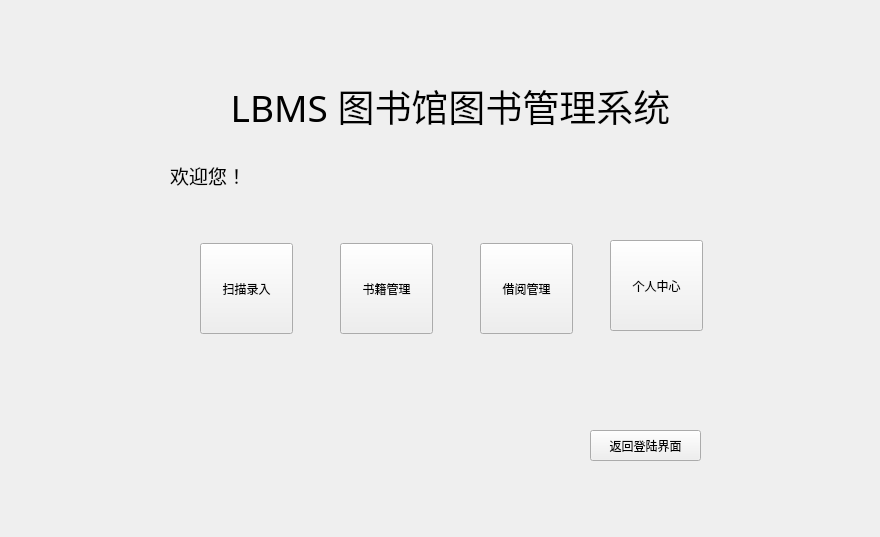
Before: the Qt Designer form LBMS/adminitor_con.ui in Foldblade/LBMS-CPP, drawn with Qt 5.
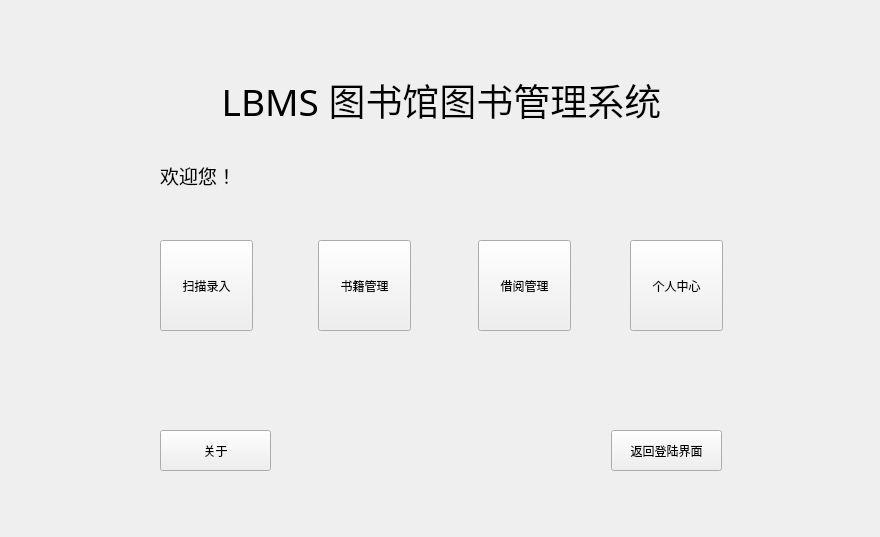
After: the same form once the commit is applied.

Patch:
```diff
--- a/LBMS/adminitor_con.ui
+++ b/LBMS/adminitor_con.ui
@@ -16,10 +16,10 @@
   <widget class="QLabel" name="label">
    <property name="geometry">
     <rect>
-     <x>140</x>
+     <x>160</x>
      <y>70</y>
-     <width>621</width>
-     <height>71</height>
+     <width>563</width>
+     <height>60</height>
     </rect>
    </property>
    <property name="font">
@@ -38,7 +38,7 @@
   <widget class="QLabel" name="welcome">
    <property name="geometry">
     <rect>
-     <x>170</x>
+     <x>160</x>
      <y>160</y>
      <width>561</width>
      <height>31</height>
@@ -57,8 +57,8 @@
   <widget class="QPushButton" name="scan">
    <property name="geometry">
     <rect>
-     <x>200</x>
-     <y>243</y>
+     <x>160</x>
+     <y>240</y>
      <width>93</width>
      <height>91</height>
     </rect>
@@ -70,8 +70,8 @@
   <widget class="QPushButton" name="bookcon">
    <property name="geometry">
     <rect>
-     <x>340</x>
-     <y>243</y>
+     <x>318</x>
+     <y>240</y>
      <width>93</width>
      <height>91</height>
     </rect>
@@ -83,8 +83,8 @@
   <widget class="QPushButton" name="borrowecon">
    <property name="geometry">
     <rect>
-     <x>480</x>
-     <y>243</y>
+     <x>478</x>
+     <y>240</y>
      <width>93</width>
      <height>91</height>
     </rect>
@@ -96,7 +96,7 @@
   <widget class="QPushButton" name="selfcen">
    <property name="geometry">
     <rect>
-     <x>610</x>
+     <x>630</x>
      <y>240</y>
      <width>93</width>
      <height>91</height>
@@ -109,16 +109,29 @@
   <widget class="QPushButton" name="return_2">
    <property name="geometry">
     <rect>
-     <x>590</x>
+     <x>611</x>
      <y>430</y>
      <width>111</width>
-     <height>31</height>
+     <height>41</height>
     </rect>
    </property>
    <property name="text">
     <string>返回登陆界面</string>
    </property>
   </widget>
+  <widget class="QPushButton" name="about">
+   <property name="geometry">
+    <rect>
+     <x>160</x>
+     <y>430</y>
+     <width>111</width>
+     <height>41</height>
+    </rect>
+   </property>
+   <property name="text">
+    <string>关于</string>
+   </property>
+  </widget>
  </widget>
  <layoutdefault spacing="6" margin="11"/>
  <resources/>
```
Left out of the diff: 21 changed lines with no effect on the pictures.
